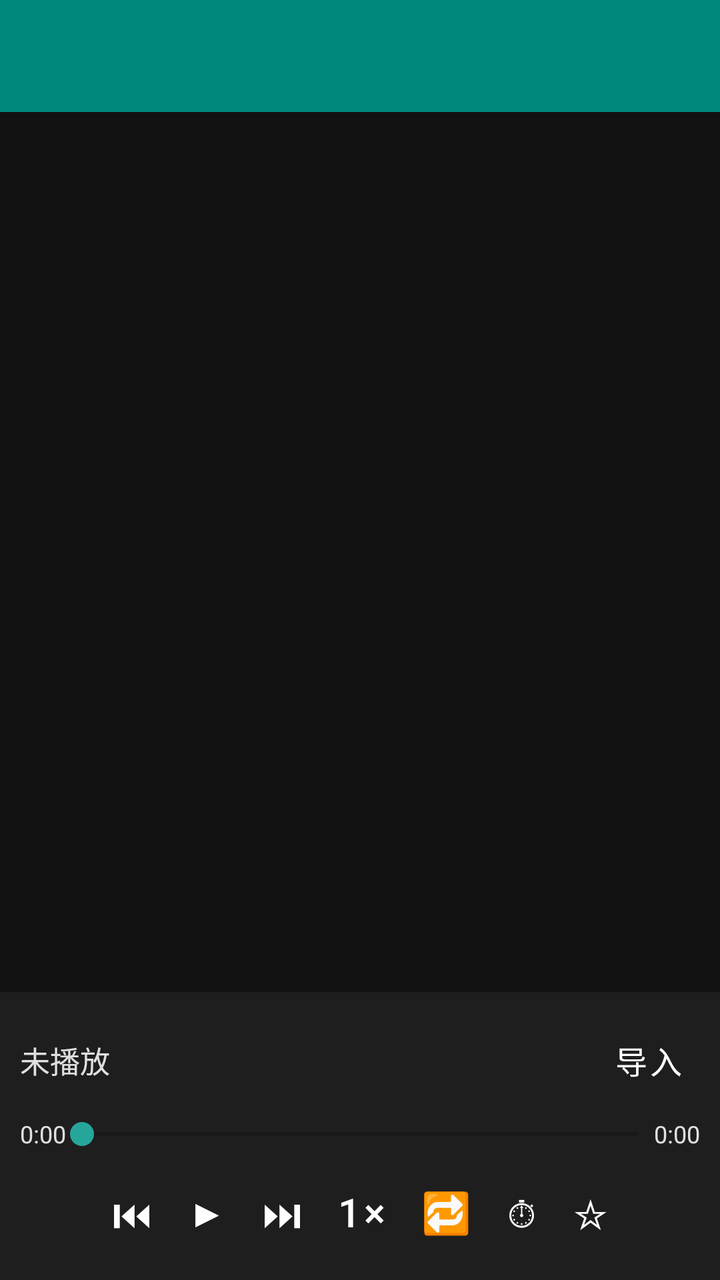
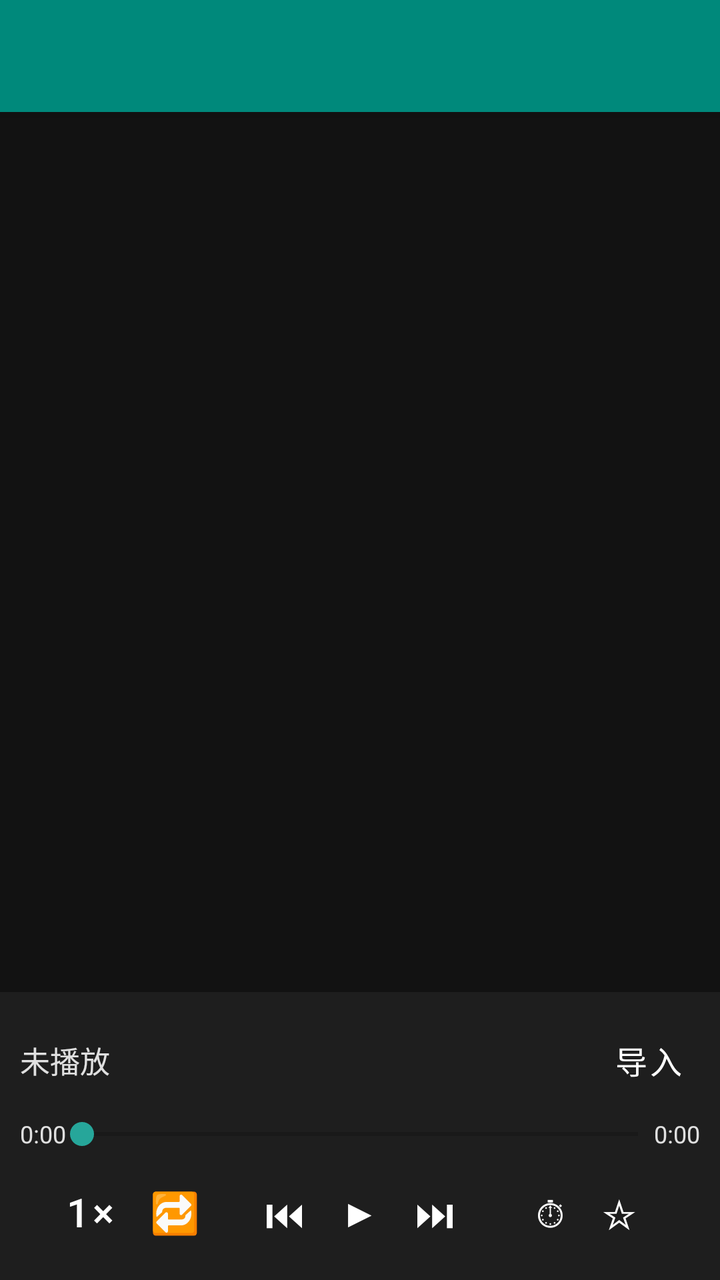

An Android layout rendered at two revisions. The XML below is the earlier revision; the diff shows what the commit changed to produce the second picture.
<!-- AndroidManifest.xml: activity theme Theme.AudioPlayer -->
<!-- res/layout/activity_main.xml -->
<?xml version="1.0" encoding="utf-8"?>
<androidx.constraintlayout.widget.ConstraintLayout
    xmlns:android="http://schemas.android.com/apk/res/android"
    xmlns:app="http://schemas.android.com/apk/res-auto"
    android:layout_width="match_parent"
    android:layout_height="match_parent">

    <com.google.android.material.appbar.MaterialToolbar
        android:id="@+id/toolbar"
        android:layout_width="0dp"
        android:layout_height="?attr/actionBarSize"
        android:background="@color/teal_dark"
        android:elevation="4dp"
        app:titleTextColor="@android:color/white"
        app:layout_constraintTop_toTopOf="parent"
        app:layout_constraintStart_toStartOf="parent"
        app:layout_constraintEnd_toEndOf="parent" />

    <androidx.recyclerview.widget.RecyclerView
        android:id="@+id/rvFolders"
        android:layout_width="0dp"
        android:layout_height="52dp"
        android:paddingStart="8dp"
        android:paddingEnd="8dp"
        android:clipToPadding="false"
        app:layout_constraintTop_toBottomOf="@id/toolbar"
        app:layout_constraintStart_toStartOf="parent"
        app:layout_constraintEnd_toEndOf="parent" />

    <androidx.recyclerview.widget.RecyclerView
        android:id="@+id/rvFiles"
        android:layout_width="0dp"
        android:layout_height="0dp"
        android:padding="8dp"
        app:layout_constraintTop_toBottomOf="@id/rvFolders"
        app:layout_constraintBottom_toTopOf="@id/playerBar"
        app:layout_constraintStart_toStartOf="parent"
        app:layout_constraintEnd_toEndOf="parent" />

    
    <LinearLayout
        android:id="@+id/playerBar"
        android:layout_width="0dp"
        android:layout_height="wrap_content"
        android:orientation="vertical"
        android:padding="10dp"
        android:background="@color/surface"
        android:elevation="8dp"
        app:layout_constraintBottom_toBottomOf="parent"
        app:layout_constraintStart_toStartOf="parent"
        app:layout_constraintEnd_toEndOf="parent">

        <LinearLayout
            android:layout_width="match_parent"
            android:layout_height="wrap_content"
            android:orientation="horizontal"
            android:gravity="center_vertical">

            <TextView
                android:id="@+id/tvTitle"
                android:layout_width="0dp"
                android:layout_height="wrap_content"
                android:layout_weight="1"
                android:text="未播放"
                android:textSize="15sp"
                android:textColor="@color/text"
                android:ellipsize="marquee"
                android:singleLine="true" />

            <TextView
                android:id="@+id/tvSleep"
                android:layout_width="wrap_content"
                android:layout_height="wrap_content"
                android:textSize="12sp"
                android:textColor="@color/teal"
                android:paddingStart="8dp" />

            <Button
                android:id="@+id/btnImport"
                style="@style/PlayerBtn"
                android:textSize="16sp"
                android:text="导入" />
        </LinearLayout>

        <LinearLayout
            android:layout_width="match_parent"
            android:layout_height="wrap_content"
            android:orientation="horizontal"
            android:gravity="center_vertical"
            android:paddingTop="4dp">

            <TextView
                android:id="@+id/tvCur"
                android:layout_width="wrap_content"
                android:layout_height="wrap_content"
                android:text="0:00"
                android:textSize="12sp"
                android:textColor="@color/text" />

            <SeekBar
                android:id="@+id/seekBar"
                android:layout_width="0dp"
                android:layout_height="wrap_content"
                android:layout_weight="1"
                android:paddingStart="8dp"
                android:paddingEnd="8dp" />

            <TextView
                android:id="@+id/tvDur"
                android:layout_width="wrap_content"
                android:layout_height="wrap_content"
                android:text="0:00"
                android:textSize="12sp"
                android:textColor="@color/text" />
        </LinearLayout>

        <LinearLayout
            android:layout_width="match_parent"
            android:layout_height="wrap_content"
            android:orientation="horizontal"
            android:gravity="center"
            android:paddingTop="6dp">

            <Button android:id="@+id/btnPrev" style="@style/PlayerBtn" android:text="⏮" />
            <Button android:id="@+id/btnPlay" style="@style/PlayerBtn" android:text="▶" />
            <Button android:id="@+id/btnNext" style="@style/PlayerBtn" android:text="⏭" />
            <Button android:id="@+id/btnSpeed" style="@style/PlayerBtn" android:text="1×" />
            <Button android:id="@+id/btnRepeat" style="@style/PlayerBtn" android:text="🔁" />
            <Button android:id="@+id/btnSleep" style="@style/PlayerBtn" android:text="⏱" />
            <Button android:id="@+id/btnFav" style="@style/PlayerBtn" android:text="☆" />
        </LinearLayout>
    </LinearLayout>

</androidx.constraintlayout.widget.ConstraintLayout>
<!-- resources referenced by this layout -->
<resources>
  <color name="surface">#1E1E1E</color>
  <color name="teal">#26A69A</color>
  <color name="teal_dark">#00897B</color>
  <color name="text">#E0E0E0</color>
  <style name="PlayerBtn" parent="Widget.MaterialComponents.Button.TextButton">
          <item name="android:minWidth">0dp</item>
          <item name="android:minHeight">48dp</item>
          <item name="android:layout_width">wrap_content</item>
          <item name="android:layout_height">wrap_content</item>
          <item name="android:paddingStart">10dp</item>
          <item name="android:paddingEnd">10dp</item>
          <item name="android:textSize">20sp</item>
          <item name="android:textAllCaps">false</item>
          <item name="android:textColor">@android:color/white</item>
      </style>
  <style name="Theme.AudioPlayer" parent="Theme.MaterialComponents.DayNight.NoActionBar">
          <item name="colorPrimary">@color/teal</item>
          <item name="colorPrimaryDark">@color/teal_dark</item>
          <item name="colorAccent">@color/teal</item>
          <item name="android:windowBackground">@color/bg</item>
          <item name="android:textColor">@color/text</item>
          <item name="android:statusBarColor">@color/teal_dark</item>
      </style>
  <color name="bg">#121212</color>
</resources>

<!-- the commit's change to res/layout/activity_main.xml (unified diff, before → after) -->
@@ -118,16 +118,44 @@
             android:layout_width="match_parent"
             android:layout_height="wrap_content"
             android:orientation="horizontal"
-            android:gravity="center"
+            android:gravity="center_vertical"
             android:paddingTop="6dp">
 
-            <Button android:id="@+id/btnPrev" style="@style/PlayerBtn" android:text="⏮" />
-            <Button android:id="@+id/btnPlay" style="@style/PlayerBtn" android:text="▶" />
-            <Button android:id="@+id/btnNext" style="@style/PlayerBtn" android:text="⏭" />
-            <Button android:id="@+id/btnSpeed" style="@style/PlayerBtn" android:text="1×" />
-            <Button android:id="@+id/btnRepeat" style="@style/PlayerBtn" android:text="🔁" />
-            <Button android:id="@+id/btnSleep" style="@style/PlayerBtn" android:text="⏱" />
-            <Button android:id="@+id/btnFav" style="@style/PlayerBtn" android:text="☆" />
+            
+            <LinearLayout
+                android:layout_width="0dp"
+                android:layout_height="wrap_content"
+                android:layout_weight="1"
+                android:orientation="horizontal"
+                android:gravity="center">
+
+                <Button android:id="@+id/btnSpeed" style="@style/PlayerBtn" android:text="1×" />
+                <Button android:id="@+id/btnRepeat" style="@style/PlayerBtn" android:text="🔁" />
+            </LinearLayout>
+
+            
+            <LinearLayout
+                android:layout_width="wrap_content"
+                android:layout_height="wrap_content"
+                android:orientation="horizontal"
+                android:gravity="center">
+
+                <Button android:id="@+id/btnPrev" style="@style/PlayerBtn" android:text="⏮" />
+                <Button android:id="@+id/btnPlay" style="@style/PlayerBtn" android:text="▶" />
+                <Button android:id="@+id/btnNext" style="@style/PlayerBtn" android:text="⏭" />
+            </LinearLayout>
+
+            
+            <LinearLayout
+                android:layout_width="0dp"
+                android:layout_height="wrap_content"
+                android:layout_weight="1"
+                android:orientation="horizontal"
+                android:gravity="center">
+
+                <Button android:id="@+id/btnSleep" style="@style/PlayerBtn" android:text="⏱" />
+                <Button android:id="@+id/btnFav" style="@style/PlayerBtn" android:text="☆" />
+            </LinearLayout>
         </LinearLayout>
     </LinearLayout>
 
